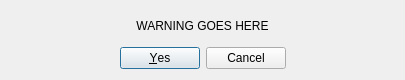
The window that UI/OverwriteDialog/overwritedialog.ui (D-Berdeja-Suarez/FamilyTree) describes before a commit, drawn with Qt 5.
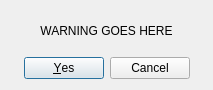
The same window after the commit.

```diff
--- a/UI/OverwriteDialog/overwritedialog.ui
+++ b/UI/OverwriteDialog/overwritedialog.ui
@@ -9,8 +9,8 @@
    <rect>
     <x>0</x>
     <y>0</y>
-    <width>405</width>
-    <height>80</height>
+    <width>213</width>
+    <height>90</height>
    </rect>
   </property>
   <property name="windowTitle">
```
